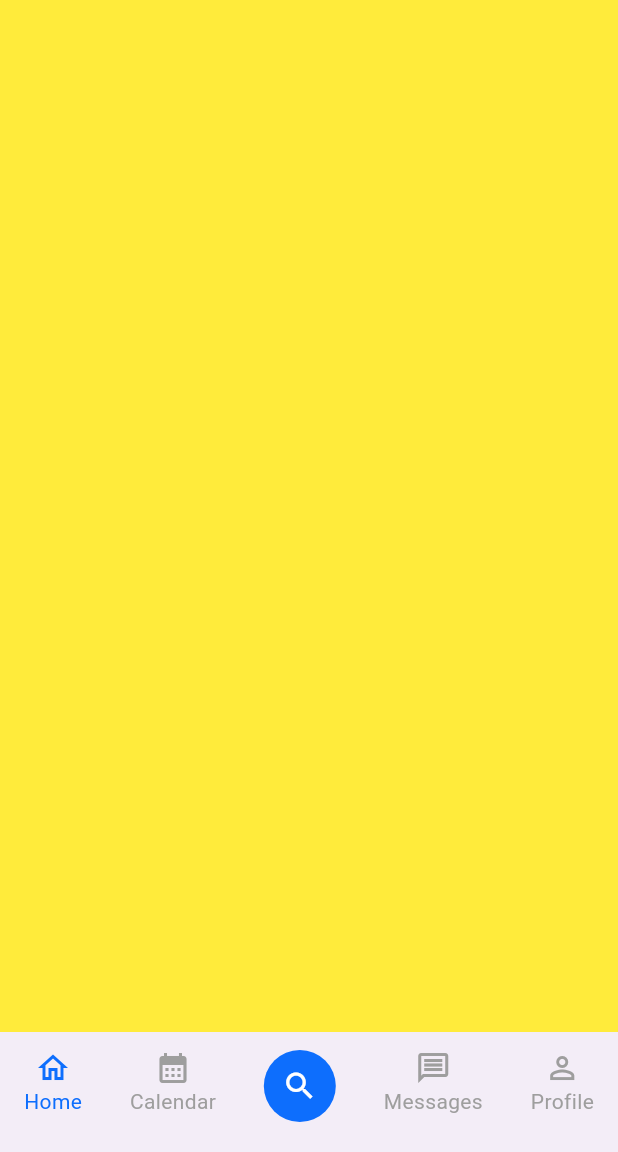
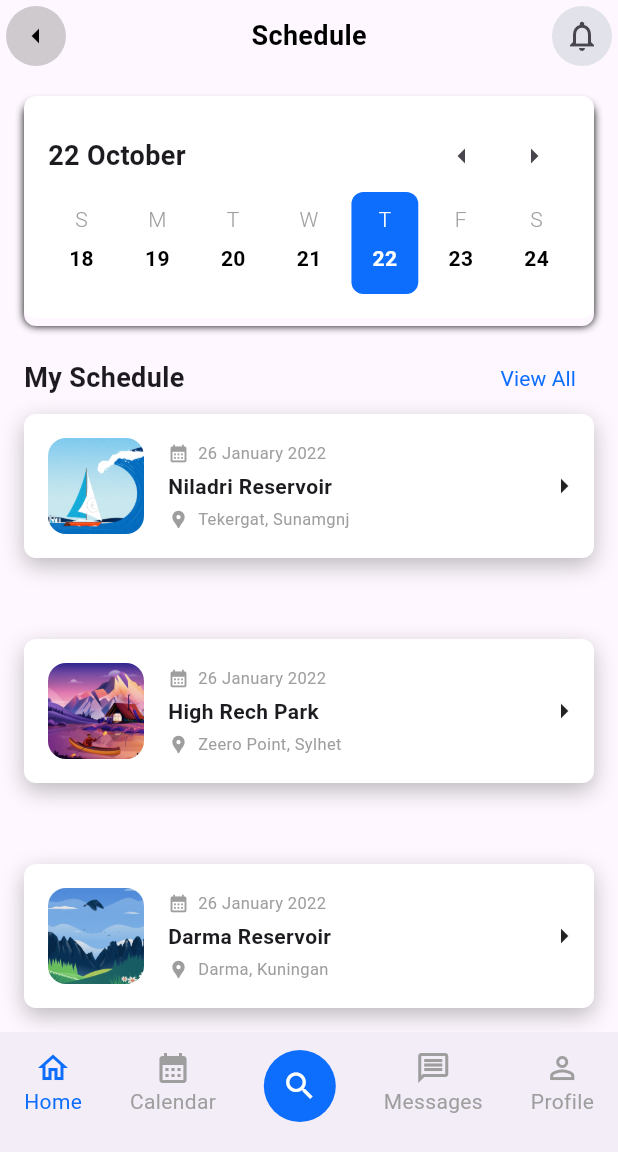
Before and after one commit to AA-Siddiqui/Assignment-3-MADT-S25, a Flutter app: the DashboardPage screen opened directly, swiped to page 2, on a phone screen of 412 x 824 dp, the part 84-1236 px from its top. Run offline on Flutter 3.47's test engine with Material 3 defaults, Android fonts, the phone set to English and light mode, and no system bars.

Commit message:
schedule page ✔

```diff
--- a/lib/pages/dashboard_page.dart
+++ b/lib/pages/dashboard_page.dart
@@ -2,6 +2,7 @@ import 'package:flutter/material.dart';
 import 'package:task2/pages/detail_page.dart';
 import 'package:task2/pages/home_page.dart';
 import 'package:task2/pages/profile_page.dart';
+import 'package:task2/pages/schedule_page.dart';
 
 class DashboardPage extends StatefulWidget {
   const DashboardPage({super.key});
@@ -77,9 +78,9 @@ class _DashboardPageState extends State<DashboardPage> {
             SizedBox(width: 20),
           ],
         ),
+        null,
         AppBar(),
-        AppBar(),
-        AppBar(),
+        null,
       ][pageNo],
       bottomNavigationBar: BottomAppBar(
         child: Row(
@@ -179,9 +180,9 @@ class _DashboardPageState extends State<DashboardPage> {
         controller: pageController,
         children: [
           HomePage(),
-          Container(color: Colors.yellow),
+          SchedulePage(),
           Container(color: Colors.green),
-          Container(color: Colors.blue),
+          ProfileContent(onPressed: () {}),
         ],
       ),
     );
--- a/lib/pages/detail_page.dart
+++ b/lib/pages/detail_page.dart
@@ -20,8 +20,7 @@ class _DetailPageState extends State<DetailPage>
   @override
   Widget build(BuildContext context) {
     return Scaffold(
-      body: SafeArea(
-        child: Container(
+      body: Container(
         color: Colors.red,
         child: Stack(
           children: [
@@ -265,7 +264,6 @@ class _DetailPageState extends State<DetailPage>
           ],
         ),
       ),
-      ),
     );
   }
 }
--- a/lib/pages/onboarding_page.dart
+++ b/lib/pages/onboarding_page.dart
@@ -10,8 +10,7 @@ class OnboardingPage extends StatelessWidget {
   @override
   Widget build(BuildContext context) {
     return Scaffold(
-      body: SafeArea(
-        child: PageView(
+      body: PageView(
         physics: const NeverScrollableScrollPhysics(),
         controller: pageController,
         children: [
@@ -62,7 +61,6 @@ class OnboardingPage extends StatelessWidget {
           ),
         ],
       ),
-      ),
     );
   }
 }
--- a/lib/pages/profile_page.dart
+++ b/lib/pages/profile_page.dart
@@ -1,4 +1,5 @@
 import 'package:flutter/material.dart';
+import 'package:task2/widgets/transparent_app_bar_widget.dart';
 
 class ProfilePage extends StatelessWidget {
   const ProfilePage({super.key});
@@ -6,18 +7,30 @@ class ProfilePage extends StatelessWidget {
   @override
   Widget build(BuildContext context) {
     return Scaffold(
-      appBar: AppBar(
-        backgroundColor: Colors.transparent,
-        elevation: 0,
-        centerTitle: true,
-        title: Text(
-          "Profile",
-          style: TextStyle(
-            fontWeight: FontWeight.bold,
-          ),
-        ),
-        actions: [
-          IconButton(
+      body: ProfileContent(),
+    );
+  }
+}
+
+class ProfileContent extends StatelessWidget {
+  const ProfileContent({
+    super.key,
+    this.onPressed,
+  });
+  final VoidCallback? onPressed;
+
+  @override
+  Widget build(BuildContext context) {
+    return Column(
+      mainAxisSize: MainAxisSize.max,
+      mainAxisAlignment: MainAxisAlignment.spaceAround,
+      crossAxisAlignment: CrossAxisAlignment.center,
+      children: [
+        TransparentAppBarWidget(
+          title: "Profile",
+          textColor: Colors.black,
+          onPressed: onPressed ?? () => Navigator.pop(context),
+          trailing: IconButton(
             style: ElevatedButton.styleFrom(
               backgroundColor: Color.fromARGB(255, 226, 226, 235),
             ),
@@ -27,20 +40,7 @@ class ProfilePage extends StatelessWidget {
               color: Color(0xFF0D6EFD),
             ),
           ),
-        ],
-        leading: IconButton(
-          style: ElevatedButton.styleFrom(
-            backgroundColor: Color.fromARGB(255, 226, 226, 235),
         ),
-          onPressed: () => Navigator.pop(context),
-          icon: Icon(Icons.arrow_left_outlined),
-        ),
-      ),
-      body: Column(
-        mainAxisSize: MainAxisSize.max,
-        mainAxisAlignment: MainAxisAlignment.spaceAround,
-        crossAxisAlignment: CrossAxisAlignment.center,
-        children: [
         Column(
           children: [
             Container(
@@ -103,7 +103,6 @@ class ProfilePage extends StatelessWidget {
           ),
         ),
       ],
-      ),
     );
   }
 }
--- /dev/null
+++ b/lib/pages/schedule_page.dart
@@ -0,0 +1,286 @@
+import 'package:flutter/material.dart';
+import 'package:task2/widgets/transparent_app_bar_widget.dart';
+
+class SchedulePage extends StatelessWidget {
+  const SchedulePage({super.key});
+
+  @override
+  Widget build(BuildContext context) {
+    return Scaffold(
+      body: Column(
+        mainAxisAlignment: MainAxisAlignment.spaceBetween,
+        children: [
+          TransparentAppBarWidget(
+            title: "Schedule",
+            textColor: Colors.black,
+            trailing: IconButton(
+              onPressed: () {},
+              icon: Icon(Icons.notifications_none_outlined),
+              style: ElevatedButton.styleFrom(
+                backgroundColor: Color.fromARGB(255, 226, 226, 235),
+              ),
+            ),
+          ),
+          Expanded(
+            child: Padding(
+              padding: const EdgeInsets.all(16),
+              child: Column(
+                mainAxisSize: MainAxisSize.max,
+                mainAxisAlignment: MainAxisAlignment.spaceBetween,
+                children: [
+                  Container(
+                    padding: EdgeInsets.all(16),
+                    margin: EdgeInsets.only(bottom: 16),
+                    decoration: BoxDecoration(
+                      color: Colors.white,
+                      borderRadius: BorderRadius.circular(8),
+                      boxShadow: [
+                        BoxShadow(
+                          color: Colors.black,
+                          offset: Offset(0, 5),
+                          blurRadius: 4,
+                          blurStyle: BlurStyle.outer,
+                        ),
+                      ],
+                    ),
+                    child: Column(
+                      children: [
+                        Row(
+                          mainAxisSize: MainAxisSize.max,
+                          mainAxisAlignment: MainAxisAlignment.spaceBetween,
+                          children: [
+                            Text(
+                              "22 October",
+                              style: TextStyle(
+                                fontWeight: FontWeight.bold,
+                                fontSize: 18,
+                              ),
+                            ),
+                            Row(
+                              children: [
+                                IconButton(
+                                  onPressed: () {},
+                                  icon: Icon(Icons.arrow_left),
+                                ),
+                                IconButton(
+                                  onPressed: () {},
+                                  icon: Icon(Icons.arrow_right),
+                                ),
+                              ],
+                            )
+                          ],
+                        ),
+                        Row(
+                          mainAxisAlignment: MainAxisAlignment.spaceBetween,
+                          children: ["S", "M", "T", "W", "T", "F", "S"]
+                              .indexed
+                              .map(
+                                (item) => Container(
+                                  padding: EdgeInsets.all(8),
+                                  decoration: BoxDecoration(
+                                    color: item.$1 == 4
+                                        ? Color(0xFF0D6EFD)
+                                        : Colors.transparent,
+                                    borderRadius: BorderRadius.circular(8),
+                                  ),
+                                  child: Column(
+                                    children: [
+                                      Text(
+                                        item.$2,
+                                        style: TextStyle(
+                                          fontWeight: FontWeight.w300,
+                                          color: item.$1 == 4
+                                              ? Colors.white
+                                              : Colors.grey,
+                                        ),
+                                      ),
+                                      Padding(
+                                        padding: const EdgeInsets.all(6),
+                                        child: Text(
+                                          (item.$1 + 18).toString(),
+                                          style: TextStyle(
+                                              fontWeight: FontWeight.bold,
+                                              color: item.$1 == 4
+                                                  ? Colors.white
+                                                  : Colors.black),
+                                        ),
+                                      ),
+                                    ],
+                                  ),
+                                ),
+                              )
+                              .toList(),
+                        ),
+                      ],
+                    ),
+                  ),
+                  Row(
+                    mainAxisAlignment: MainAxisAlignment.spaceBetween,
+                    children: [
+                      Text(
+                        "My Schedule",
+                        style: TextStyle(
+                          fontWeight: FontWeight.bold,
+                          fontSize: 18,
+                        ),
+                      ),
+                      TextButton(
+                        onPressed: () {},
+                        child: Text(
+                          "View All",
+                          style: TextStyle(
+                            color: Color(0xFF0D6EFD),
+                            fontWeight: FontWeight.w400,
+                          ),
+                        ),
+                      )
+                    ],
+                  ),
+                  Expanded(
+                    child: Column(
+                      mainAxisSize: MainAxisSize.max,
+                      mainAxisAlignment: MainAxisAlignment.spaceBetween,
+                      children: [
+                        // TODO: Change the images
+                        ScheduleCardWidget(
+                          title: "Niladri Reservoir",
+                          date: "26 January 2022",
+                          location: "Tekergat, Sunamgnj",
+                          image: "assets/images/onboarding-0.png",
+                        ),
+                        ScheduleCardWidget(
+                          title: "High Rech Park",
+                          date: "26 January 2022",
+                          location: "Zeero Point, Sylhet",
+                          image: "assets/images/onboarding-1.png",
+                        ),
+                        ScheduleCardWidget(
+                          title: "Darma Reservoir",
+                          date: "26 January 2022",
+                          location: "Darma, Kuningan",
+                          image: "assets/images/onboarding-2.png",
+                        ),
+                      ],
+                    ),
+                  ),
+                ],
+              ),
+            ),
+          ),
+        ],
+      ),
+    );
+  }
+}
+
+class ScheduleCardWidget extends StatelessWidget {
+  const ScheduleCardWidget({
+    super.key,
+    required this.title,
+    required this.location,
+    required this.date,
+    required this.image,
+  });
+
+  final String title;
+  final String location;
+  final String date;
+  final String image;
+
+  @override
+  Widget build(BuildContext context) {
+    return Container(
+      padding: EdgeInsets.all(8),
+      decoration: BoxDecoration(
+        color: Colors.white,
+        borderRadius: BorderRadius.circular(8),
+        boxShadow: [
+          BoxShadow(
+            color: Colors.black.withAlpha(64),
+            offset: Offset(0, 5),
+            blurRadius: 12,
+          ),
+        ],
+      ),
+      child: Row(
+        children: [
+          Padding(
+            padding: const EdgeInsets.all(8.0),
+            child: Container(
+              clipBehavior: Clip.antiAlias,
+              decoration: BoxDecoration(
+                borderRadius: BorderRadius.circular(12),
+              ),
+              child: Image.asset(
+                image,
+                width: 64,
+                height: 64,
+                fit: BoxFit.cover,
+              ),
+            ),
+          ),
+          Expanded(
+            child: Padding(
+              padding: const EdgeInsets.only(left: 8.0),
+              child: Column(
+                crossAxisAlignment: CrossAxisAlignment.start,
+                children: [
+                  Row(
+                    children: [
+                      Icon(
+                        Icons.calendar_month,
+                        color: Colors.grey,
+                        size: 14,
+                      ),
+                      SizedBox(
+                        width: 6,
+                      ),
+                      Text(
+                        date,
+                        style: TextStyle(
+                          color: Colors.grey,
+                          fontSize: 11,
+                        ),
+                      ),
+                    ],
+                  ),
+                  Padding(
+                    padding: const EdgeInsets.symmetric(
+                      vertical: 4,
+                    ),
+                    child: Text(
+                      title,
+                      style: TextStyle(
+                        fontWeight: FontWeight.w600,
+                      ),
+                    ),
+                  ),
+                  Row(
+                    children: [
+                      Icon(
+                        Icons.location_pin,
+                        color: Colors.grey,
+                        size: 14,
+                      ),
+                      SizedBox(
+                        width: 6,
+                      ),
+                      Text(
+                        location,
+                        style: TextStyle(
+                          color: Colors.grey,
+                          fontSize: 11,
+                        ),
+                      ),
+                    ],
+                  ),
+                ],
+              ),
+            ),
+          ),
+          Icon(Icons.arrow_right),
+        ],
+      ),
+    );
+  }
+}
--- a/lib/widgets/transparent_app_bar_widget.dart
+++ b/lib/widgets/transparent_app_bar_widget.dart
@@ -6,15 +6,18 @@ class TransparentAppBarWidget extends StatelessWidget {
     required this.title,
     this.trailing,
     this.onPressed,
+    this.textColor = Colors.white,
   });
 
   final String title;
   final IconButton? trailing;
   final VoidCallback? onPressed;
+  final Color textColor;
 
   @override
   Widget build(BuildContext context) {
-    return Row(
+    return SafeArea(
+      child: Row(
         mainAxisAlignment: MainAxisAlignment.spaceBetween,
         mainAxisSize: MainAxisSize.max,
         children: [
@@ -25,13 +28,13 @@ class TransparentAppBarWidget extends StatelessWidget {
             onPressed: onPressed ?? () {},
             icon: Icon(
               Icons.arrow_left,
-            color: Colors.white,
+              color: textColor,
             ),
           ),
           Text(
             title,
             style: TextStyle(
-            color: Colors.white,
+              color: textColor,
               fontWeight: FontWeight.bold,
               fontSize: 18,
             ),
@@ -48,6 +51,7 @@ class TransparentAppBarWidget extends StatelessWidget {
                 ),
               ),
         ],
+      ),
     );
   }
 }
```
Lines whose indentation alone changed are shown as unchanged.
